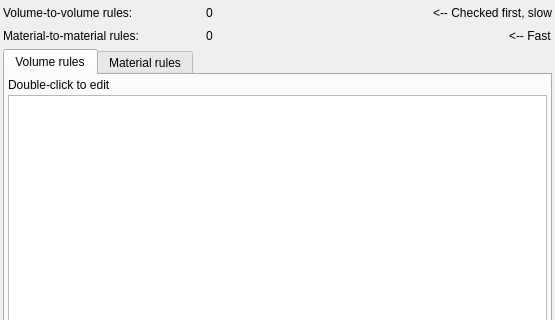
Above: ants3bundle/src/ants3/gui/photsim/ainterfacerulewin.ui from andrmor/ANTS3bundle before the change; both pictures show x 0 to 555 and y 0 to 320 of the 555 by 476 pixel window. Below: the same form after it.
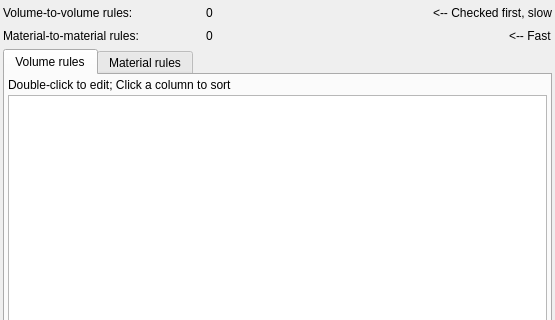
That is the form after the change.

What changed in the file:
```diff
--- a/ants3bundle/src/ants3/gui/photsim/ainterfacerulewin.ui
+++ b/ants3bundle/src/ants3/gui/photsim/ainterfacerulewin.ui
@@ -170,7 +170,7 @@
         <item>
          <widget class="QLabel" name="label_4">
           <property name="text">
-           <string>Double-click to edit</string>
+           <string>Double-click to edit; Click a column to sort</string>
           </property>
          </widget>
         </item>
```
